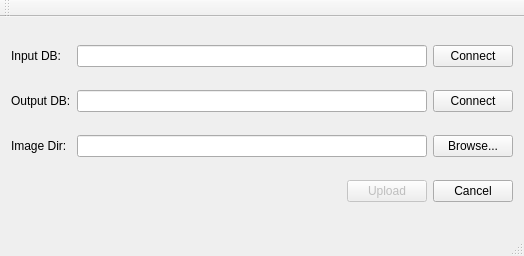
The window that src/db_uploader/mainwindow.ui (cvisionai/Tator-Native) describes before a commit, drawn with Qt 5.
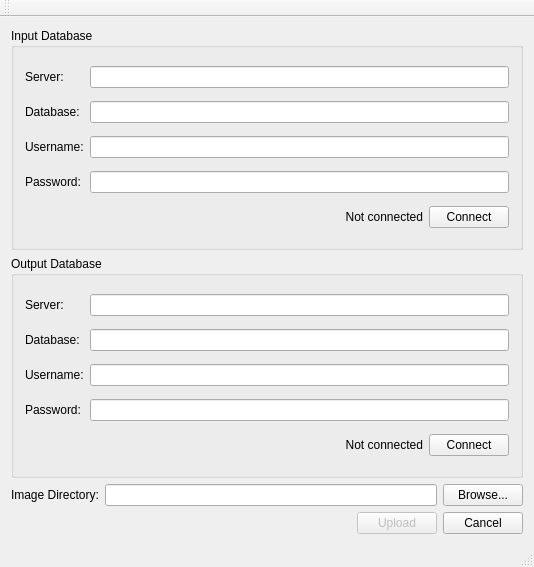
The same window after the commit.

What changed in the file:
```diff
--- a/src/db_uploader/mainwindow.ui
+++ b/src/db_uploader/mainwindow.ui
@@ -6,8 +6,8 @@
    <rect>
     <x>0</x>
     <y>0</y>
-    <width>524</width>
-    <height>256</height>
+    <width>534</width>
+    <height>567</height>
    </rect>
   </property>
   <property name="windowTitle">
@@ -15,17 +15,88 @@
   </property>
   <widget class="QWidget" name="centralWidget">
    <layout class="QGridLayout" name="gridLayout">
-    <item row="1" column="3">
-     <widget class="QPushButton" name="connectOutputDb">
-      <property name="sizePolicy">
-       <sizepolicy hsizetype="Fixed" vsizetype="Fixed">
-        <horstretch>0</horstretch>
-        <verstretch>0</verstretch>
-       </sizepolicy>
+    <item row="0" column="0" colspan="4">
+     <widget class="QGroupBox" name="groupBox">
+      <property name="title">
+       <string>Input Database</string>
       </property>
-      <property name="text">
-       <string>Connect</string>
-      </property>
+      <layout class="QGridLayout" name="gridLayout_2">
+       <item row="1" column="0">
+        <widget class="QLabel" name="label_4">
+         <property name="sizePolicy">
+          <sizepolicy hsizetype="Fixed" vsizetype="Preferred">
+           <horstretch>0</horstretch>
+           <verstretch>0</verstretch>
+          </sizepolicy>
+         </property>
+         <property name="text">
+          <string>Database:</string>
+         </property>
+        </widget>
+       </item>
+       <item row="1" column="1" colspan="2">
+        <widget class="QLineEdit" name="inputDatabase"/>
+       </item>
+       <item row="2" column="0">
+        <widget class="QLabel" name="label_5">
+         <property name="text">
+          <string>Username:</string>
+         </property>
+        </widget>
+       </item>
+       <item row="2" column="1" colspan="2">
+        <widget class="QLineEdit" name="inputUsername"/>
+       </item>
+       <item row="3" column="1" colspan="2">
+        <widget class="QLineEdit" name="inputPassword"/>
+       </item>
+       <item row="4" column="1">
+        <widget class="QLabel" name="inputDbStatus">
+         <property name="text">
+          <string>Not connected</string>
+         </property>
+         <property name="alignment">
+          <set>Qt::AlignRight|Qt::AlignTrailing|Qt::AlignVCenter</set>
+         </property>
+        </widget>
+       </item>
+       <item row="4" column="2">
+        <widget class="QPushButton" name="connectInputDb">
+         <property name="sizePolicy">
+          <sizepolicy hsizetype="Fixed" vsizetype="Fixed">
+           <horstretch>0</horstretch>
+           <verstretch>0</verstretch>
+          </sizepolicy>
+         </property>
+         <property name="text">
+          <string>Connect</string>
+         </property>
+        </widget>
+       </item>
+       <item row="3" column="0">
+        <widget class="QLabel" name="label_6">
+         <property name="text">
+          <string>Password:</string>
+         </property>
+        </widget>
+       </item>
+       <item row="0" column="0">
+        <widget class="QLabel" name="label">
+         <property name="sizePolicy">
+          <sizepolicy hsizetype="Fixed" vsizetype="Preferred">
+           <horstretch>0</horstretch>
+           <verstretch>0</verstretch>
+          </sizepolicy>
+         </property>
+         <property name="text">
+          <string>Server:</string>
+         </property>
+        </widget>
+       </item>
+       <item row="0" column="1" colspan="2">
+        <widget class="QLineEdit" name="inputServer"/>
+       </item>
+      </layout>
      </widget>
     </item>
     <item row="2" column="3">
@@ -54,32 +125,6 @@
       </property>
      </widget>
     </item>
-    <item row="0" column="3">
-     <widget class="QPushButton" name="connectInputDb">
-      <property name="sizePolicy">
-       <sizepolicy hsizetype="Fixed" vsizetype="Fixed">
-        <horstretch>0</horstretch>
-        <verstretch>0</verstretch>
-       </sizepolicy>
-      </property>
-      <property name="text">
-       <string>Connect</string>
-      </property>
-     </widget>
-    </item>
-    <item row="1" column="0">
-     <widget class="QLabel" name="label_2">
-      <property name="sizePolicy">
-       <sizepolicy hsizetype="Fixed" vsizetype="Preferred">
-        <horstretch>0</horstretch>
-        <verstretch>0</verstretch>
-       </sizepolicy>
-      </property>
-      <property name="text">
-       <string>Output DB:</string>
-      </property>
-     </widget>
-    </item>
     <item row="2" column="0">
      <widget class="QLabel" name="label_3">
       <property name="sizePolicy">
@@ -89,20 +134,7 @@
        </sizepolicy>
       </property>
       <property name="text">
-       <string>Image Dir:</string>
-      </property>
-     </widget>
-    </item>
-    <item row="0" column="0">
-     <widget class="QLabel" name="label">
-      <property name="sizePolicy">
-       <sizepolicy hsizetype="Fixed" vsizetype="Preferred">
-        <horstretch>0</horstretch>
-        <verstretch>0</verstretch>
-       </sizepolicy>
-      </property>
-      <property name="text">
-       <string>Input DB:</string>
+       <string>Image Directory:</string>
       </property>
      </widget>
     </item>
@@ -123,13 +155,7 @@
      </widget>
     </item>
     <item row="2" column="1" colspan="2">
-     <widget class="QLineEdit" name="lineEdit_3"/>
-    </item>
-    <item row="1" column="1" colspan="2">
-     <widget class="QLineEdit" name="lineEdit_2"/>
-    </item>
-    <item row="0" column="1" colspan="2">
-     <widget class="QLineEdit" name="lineEdit"/>
+     <widget class="QLineEdit" name="imageDirectory"/>
     </item>
     <item row="3" column="0" colspan="2">
      <widget class="QLabel" name="message">
@@ -138,6 +164,84 @@
       </property>
      </widget>
     </item>
+    <item row="1" column="0" colspan="4">
+     <widget class="QGroupBox" name="groupBox_2">
+      <property name="title">
+       <string>Output Database</string>
+      </property>
+      <layout class="QGridLayout" name="gridLayout_3">
+       <item row="0" column="0">
+        <widget class="QLabel" name="label_2">
+         <property name="sizePolicy">
+          <sizepolicy hsizetype="Fixed" vsizetype="Preferred">
+           <horstretch>0</horstretch>
+           <verstretch>0</verstretch>
+          </sizepolicy>
+         </property>
+         <property name="text">
+          <string>Server:</string>
+         </property>
+        </widget>
+       </item>
+       <item row="0" column="1" colspan="2">
+        <widget class="QLineEdit" name="outputServer"/>
+       </item>
+       <item row="1" column="0">
+        <widget class="QLabel" name="label_8">
+         <property name="text">
+          <string>Database:</string>
+         </property>
+        </widget>
+       </item>
+       <item row="1" column="1" colspan="2">
+        <widget class="QLineEdit" name="outputDatabase"/>
+       </item>
+       <item row="2" column="0">
+        <widget class="QLabel" name="label_9">
+         <property name="text">
+          <string>Username:</string>
+         </property>
+        </widget>
+       </item>
+       <item row="2" column="1" colspan="2">
+        <widget class="QLineEdit" name="outputUsername"/>
+       </item>
+       <item row="3" column="0">
+        <widget class="QLabel" name="label_10">
+         <property name="text">
+          <string>Password:</string>
+         </property>
+        </widget>
+       </item>
+       <item row="3" column="1" colspan="2">
+        <widget class="QLineEdit" name="outputPassword"/>
+       </item>
+       <item row="4" column="0" colspan="2">
+        <widget class="QLabel" name="outputDbStatus">
+         <property name="text">
+          <string>Not connected</string>
+         </property>
+         <property name="alignment">
+          <set>Qt::AlignRight|Qt::AlignTrailing|Qt::AlignVCenter</set>
+         </property>
+        </widget>
+       </item>
+       <item row="4" column="2">
+        <widget class="QPushButton" name="connectOutputDb">
+         <property name="sizePolicy">
+          <sizepolicy hsizetype="Fixed" vsizetype="Fixed">
+           <horstretch>0</horstretch>
+           <verstretch>0</verstretch>
+          </sizepolicy>
+         </property>
+         <property name="text">
+          <string>Connect</string>
+         </property>
+        </widget>
+       </item>
+      </layout>
+     </widget>
+    </item>
    </layout>
   </widget>
   <widget class="QMenuBar" name="menuBar">
```
Left out of the diff: 2 changed lines with no effect on the pictures.
